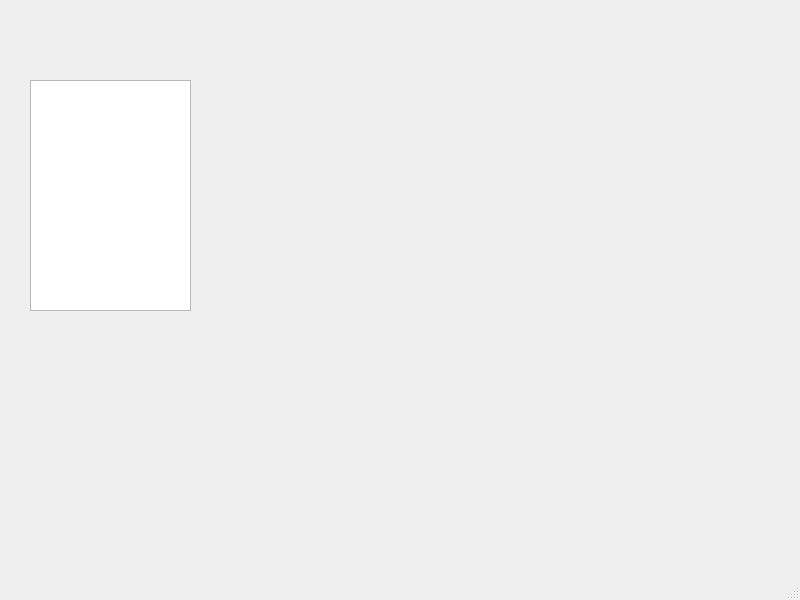
Old version of the form mainwindow.ui in the repository FigueroaCode/Scribble.
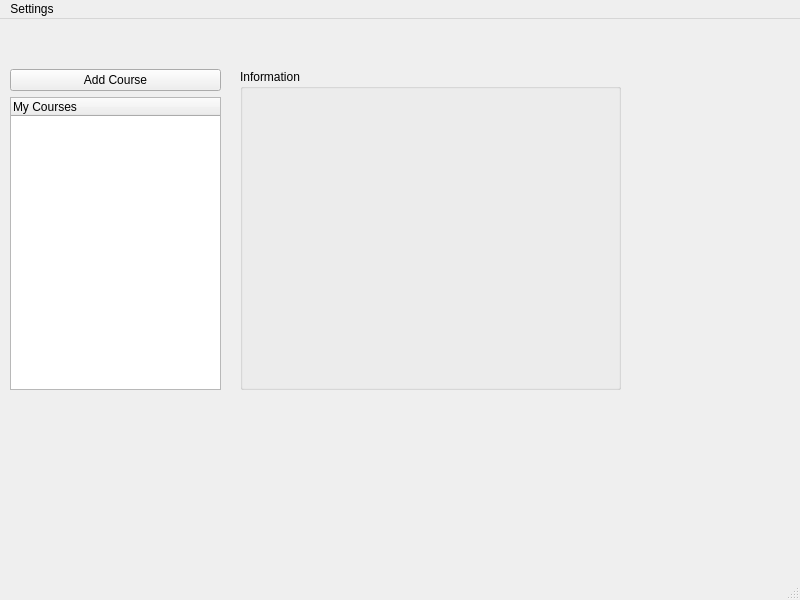
New version of the form.

Diff of the .ui file:
```diff
--- a/mainwindow.ui
+++ b/mainwindow.ui
@@ -14,14 +14,45 @@
    <string>MainWindow</string>
   </property>
   <widget class="QWidget" name="centralwidget">
-   <widget class="QListWidget" name="courseList">
+   <widget class="QWidget" name="layoutWidget">
     <property name="geometry">
      <rect>
-      <x>30</x>
-      <y>80</y>
-      <width>161</width>
-      <height>231</height>
+      <x>10</x>
+      <y>50</y>
+      <width>211</width>
+      <height>321</height>
      </rect>
+    </property>
+    <layout class="QVBoxLayout" name="verticalLayout">
+     <item>
+      <widget class="QPushButton" name="addCourseBtn">
+       <property name="text">
+        <string>Add Course</string>
+       </property>
+      </widget>
+     </item>
+     <item>
+      <widget class="QTreeWidget" name="courseList">
+       <column>
+        <property name="text">
+         <string>My Courses</string>
+        </property>
+       </column>
+      </widget>
+     </item>
+    </layout>
+   </widget>
+   <widget class="QGroupBox" name="groupBox">
+    <property name="geometry">
+     <rect>
+      <x>240</x>
+      <y>50</y>
+      <width>381</width>
+      <height>321</height>
+     </rect>
+    </property>
+    <property name="title">
+     <string>Information</string>
     </property>
    </widget>
   </widget>
@@ -34,6 +65,12 @@
      <height>22</height>
     </rect>
    </property>
+   <widget class="QMenu" name="menuSettings">
+    <property name="title">
+     <string>Settings</string>
+    </property>
+   </widget>
+   <addaction name="menuSettings"/>
   </widget>
   <widget class="QStatusBar" name="statusbar"/>
  </widget>
```
